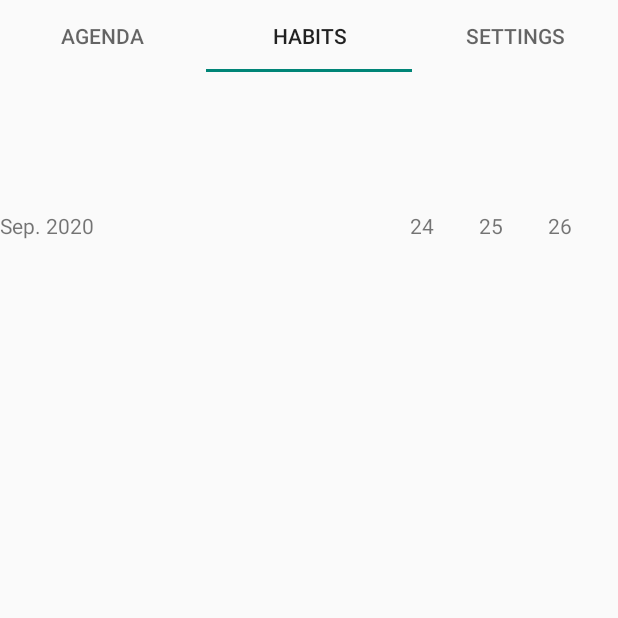
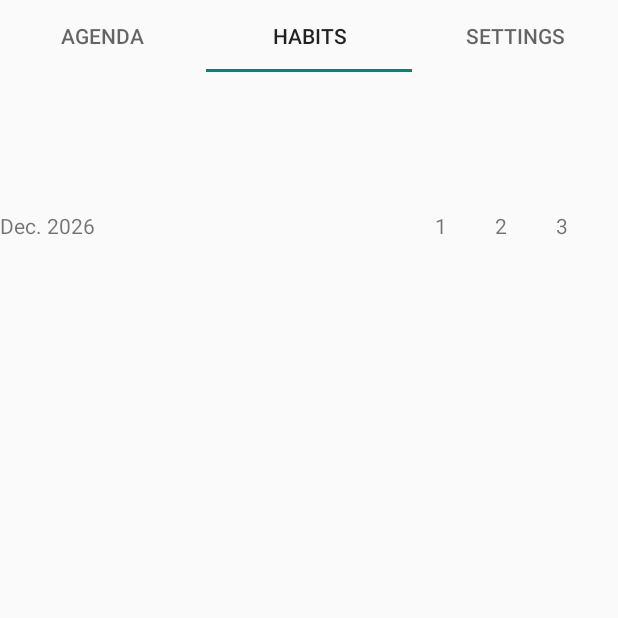
Before and after one commit to dennmar/Measure, an Android app: the AgendaFragment screen opened directly, with no data from a screen before it, tab 2 chosen, on a phone screen of 412 x 824 dp, the top half of it. Run offline under Robolectric (Android 15) with nearby library versions, the phone set to English and light mode, and no system bars; our stand-ins replace Dagger/Hilt's generated code; 3 statements that could not run were skipped.

Commit message:
Fix habit tracker fragment test and update habit tracker fragment to display the correct dates

```diff
--- a/android/app/src/main/java/com/example/measure/features/habit_tracker/HabitTrackerFragment.java
+++ b/android/app/src/main/java/com/example/measure/features/habit_tracker/HabitTrackerFragment.java
@@ -5,12 +5,16 @@ import android.view.LayoutInflater;
 import android.view.View;
 import android.view.ViewGroup;
 import android.widget.Button;
+import android.widget.TextView;
 
 import androidx.fragment.app.Fragment;
 
 import com.example.measure.R;
 import com.example.measure.di.MeasureApplication;
 import com.example.measure.models.data.Habit;
+import com.example.measure.utils.StringConverter;
+
+import org.joda.time.LocalDate;
 
 import javax.inject.Inject;
 
@@ -66,7 +70,30 @@ public class HabitTrackerFragment extends Fragment {
      *
      * @param view view for the user interface
      */
-    private void initDateDisplay(View view) {}
+    private void initDateDisplay(View view) {
+        TextView dateTextView =
+                view.findViewById(R.id.textview_habit_tracker_date);
+        TextView habitDayTextView =
+                view.findViewById(R.id.textview_habit_day_curr);
+        TextView habitPrevDayTextView =
+                view.findViewById(R.id.textview_habit_day_prev);
+        TextView habitPrevDay2TextView =
+                view.findViewById(R.id.textview_habit_day_prev2);
+
+        LocalDate today = LocalDate.now();
+        LocalDate prevDay = LocalDate.now().minusDays(1);
+        LocalDate prevDay2 = LocalDate.now().minusDays(2);
+
+        String dateStr = StringConverter.localDateToMonthYearString(today);
+        String todayNum = Integer.toString(today.getDayOfMonth());
+        String prevDayNum = Integer.toString(prevDay.getDayOfMonth());
+        String prevDay2Num = Integer.toString(prevDay2.getDayOfMonth());
+
+        dateTextView.setText(dateStr);
+        habitDayTextView.setText(todayNum);
+        habitPrevDayTextView.setText(prevDayNum);
+        habitPrevDay2TextView.setText(prevDay2Num);
+    }
 
     /**
      * Initialize the display to show all the habits and their recent
@@ -95,5 +122,7 @@ public class HabitTrackerFragment extends Fragment {
      *
      * @param habit habit to be added
      */
-    public void addHabit(Habit habit) {}
+    public void addHabit(Habit habit) {
+        //habitTrackerViewModel.addHabit(habit);
+    }
 }
--- a/android/app/src/main/java/com/example/measure/utils/StringConverter.java
+++ b/android/app/src/main/java/com/example/measure/utils/StringConverter.java
@@ -9,6 +9,7 @@ import org.joda.time.format.DateTimeFormatter;
  */
 public class StringConverter {
     private static final String DATE_STR_FORMAT = "MMMM d, YYYY";
+    private static final String MONTH_YEAR_STR_FORMAT = "MMM. YYYY";
 
     /**
      * Return the string representation of the given local date.
@@ -18,6 +19,18 @@ public class StringConverter {
      */
     public static String localDateToString(LocalDate date) {
         return date.toString(DATE_STR_FORMAT);
+    }
+
+    /**
+     * Return the string representation of the given local date's month and
+     * year.
+     *
+     * @param date local date to convert
+     * @return a string representing the local date's month and year
+     * (ex: "Jan. 2020")
+     */
+    public static String localDateToMonthYearString(LocalDate date) {
+        return date.toString(MONTH_YEAR_STR_FORMAT);
     }
 
     /**
--- a/android/app/src/main/res/layout/fragment_habit_tracker.xml
+++ b/android/app/src/main/res/layout/fragment_habit_tracker.xml
@@ -25,7 +25,7 @@
             android:text="Sep. 2020" />
 
         <TextView
-            android:id="@+id/textview_habit_day_curr"
+            android:id="@+id/textview_habit_day_prev2"
             android:layout_width="wrap_content"
             android:layout_height="wrap_content"
             android:layout_weight="0.1"
@@ -39,7 +39,7 @@
             android:text="25" />
 
         <TextView
-            android:id="@+id/textview_habit_day_prev2"
+            android:id="@+id/textview_habit_day_curr"
             android:layout_width="wrap_content"
             android:layout_height="wrap_content"
             android:layout_weight="0.1"
```
Also changed, not shown: 1 other file.
